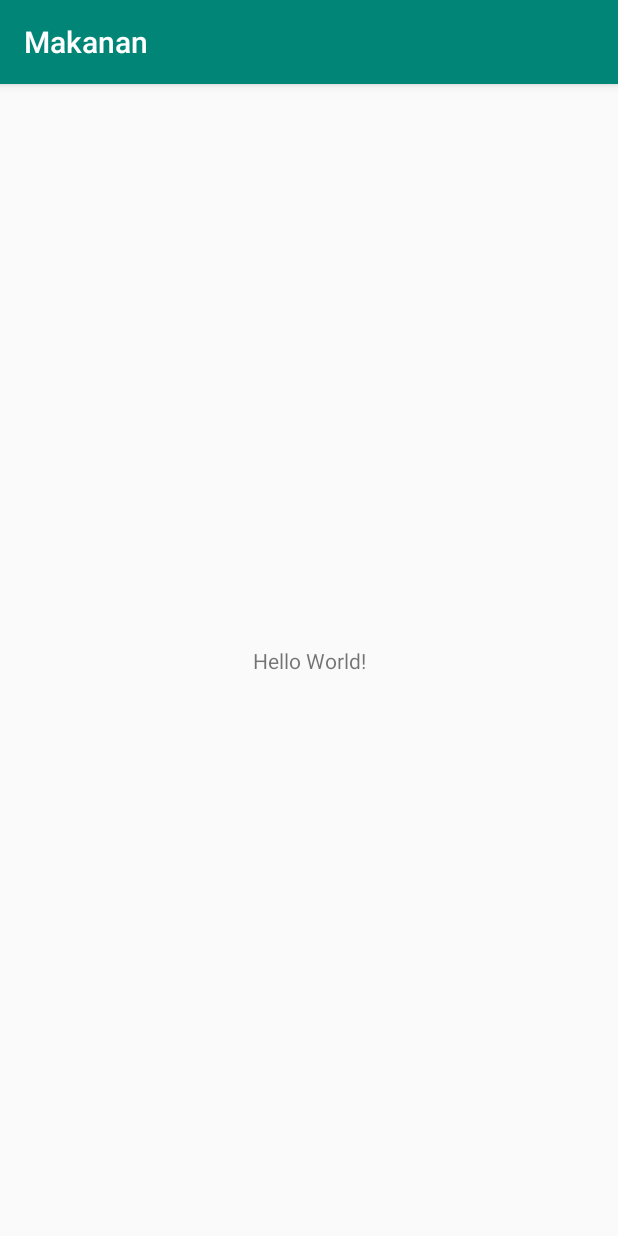
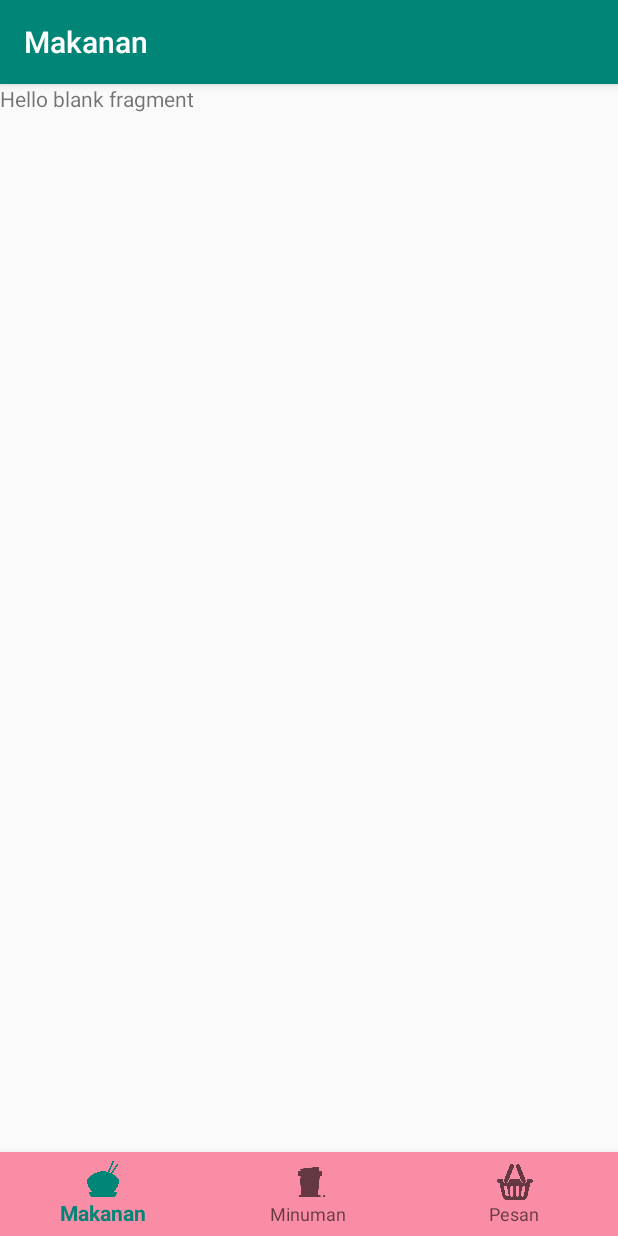
Before and after one commit to FinalProjectAndroid2019/MakananUAS, an Android app: the screen it shows after launch (MainActivity), on a phone screen of 412 x 824 dp. Run offline under Robolectric (Android 15) with nearby library versions, the phone set to English and light mode, and no system bars.

Commit message:
add navigation

```diff
--- a/Makanan/app/build.gradle
+++ b/Makanan/app/build.gradle
@@ -23,7 +23,9 @@ dependencies {
     implementation fileTree(dir: 'libs', include: ['*.jar'])
     implementation 'androidx.appcompat:appcompat:1.0.2'
     implementation 'androidx.constraintlayout:constraintlayout:1.1.3'
+    implementation 'androidx.legacy:legacy-support-v4:1.0.0'
     testImplementation 'junit:junit:4.12'
     androidTestImplementation 'androidx.test:runner:1.1.1'
     androidTestImplementation 'androidx.test.espresso:espresso-core:3.1.1'
+    implementation 'com.google.android.material:material:1.0.0'
 }
--- a/Makanan/app/src/main/java/com/abyan/makanan/activities/MainActivity.java
+++ b/Makanan/app/src/main/java/com/abyan/makanan/activities/MainActivity.java
@@ -1,16 +1,60 @@
 package com.abyan.makanan.activities;
 
+import androidx.annotation.NonNull;
 import androidx.appcompat.app.AppCompatActivity;
+import androidx.fragment.app.Fragment;
 
 import android.os.Bundle;
+import android.view.MenuItem;
 
 import com.abyan.makanan.R;
+import com.abyan.makanan.fragments.DrinkFragment;
+import com.abyan.makanan.fragments.FoodFragment;
+import com.abyan.makanan.fragments.PesanFragment;
+import com.google.android.material.bottomnavigation.BottomNavigationView;
 
-public class MainActivity extends AppCompatActivity {
+public class MainActivity extends AppCompatActivity implements BottomNavigationView.OnNavigationItemSelectedListener{
 
     @Override
     protected void onCreate(Bundle savedInstanceState) {
         super.onCreate(savedInstanceState);
         setContentView(R.layout.activity_main);
+        loadFragment(new FoodFragment());
+        BottomNavigationView bottomNavigationView = findViewById(R.id.navigation);
+        // beri listener pada saat item/menu bottomnavigation terpilih
+        bottomNavigationView.setOnNavigationItemSelectedListener(this);
+    }
+
+    private boolean loadFragment(Fragment fragment) {
+        if (fragment != null) {
+            getSupportFragmentManager().beginTransaction()
+                    .replace(R.id.fragment_container, fragment)
+                    .addToBackStack(null)
+                    .commit();
+            return true;
+        }
+        return false;
+    }
+
+    @Override
+    public boolean onNavigationItemSelected(@NonNull MenuItem menuItem) {
+        Fragment fragment = null;
+        switch (menuItem.getItemId()) {
+            case R.id.action_food:
+                fragment = new FoodFragment();
+                break;
+            case R.id.action_drink:
+                fragment = new DrinkFragment();
+                break;
+            case R.id.action_pesan:
+                fragment = new PesanFragment();
+                break;
+        }
+        return loadFragment(fragment);
+    }
+
+    @Override
+    public void onPointerCaptureChanged(boolean hasCapture) {
+
     }
 }
--- /dev/null
+++ b/Makanan/app/src/main/java/com/abyan/makanan/fragments/FoodFragment.java
@@ -0,0 +1,112 @@
+package com.abyan.makanan.fragments;
+
+import android.content.Context;
+import android.net.Uri;
+import android.os.Bundle;
+
+import androidx.fragment.app.Fragment;
+
+import android.view.LayoutInflater;
+import android.view.View;
+import android.view.ViewGroup;
+
+import com.abyan.makanan.R;
+
+
+/**
+ * A simple {@link Fragment} subclass.
+ * Activities that contain this fragment must implement the
+ * {@link FoodFragment.OnFragmentInteractionListener} interface
+ * to handle interaction events.
+ * Use the {@link FoodFragment#newInstance} factory method to
+ * create an instance of this fragment.
+ */
+public class FoodFragment extends Fragment {
+    // TODO: Rename parameter arguments, choose names that match
+    // the fragment initialization parameters, e.g. ARG_ITEM_NUMBER
+    private static final String ARG_PARAM1 = "param1";
+    private static final String ARG_PARAM2 = "param2";
+
+    // TODO: Rename and change types of parameters
+    private String mParam1;
+    private String mParam2;
+
+    private OnFragmentInteractionListener mListener;
+
+    public FoodFragment() {
+        // Required empty public constructor
+    }
+
+    /**
+     * Use this factory method to create a new instance of
+     * this fragment using the provided parameters.
+     *
+     * @param param1 Parameter 1.
+     * @param param2 Parameter 2.
+     * @return A new instance of fragment FoodFragment.
+     */
+    // TODO: Rename and change types and number of parameters
+    public static FoodFragment newInstance(String param1, String param2) {
+        FoodFragment fragment = new FoodFragment();
+        Bundle args = new Bundle();
+        args.putString(ARG_PARAM1, param1);
+        args.putString(ARG_PARAM2, param2);
+        fragment.setArguments(args);
+        return fragment;
+    }
+
+    @Override
+    public void onCreate(Bundle savedInstanceState) {
+        super.onCreate(savedInstanceState);
+        if (getArguments() != null) {
+            mParam1 = getArguments().getString(ARG_PARAM1);
+            mParam2 = getArguments().getString(ARG_PARAM2);
+        }
+    }
+
+    @Override
+    public View onCreateView(LayoutInflater inflater, ViewGroup container,
+                             Bundle savedInstanceState) {
+        // Inflate the layout for this fragment
+        return inflater.inflate(R.layout.fragment_food, container, false);
+    }
+
+    // TODO: Rename method, update argument and hook method into UI event
+    public void onButtonPressed(Uri uri) {
+        if (mListener != null) {
+            mListener.onFragmentInteraction(uri);
+        }
+    }
+
+    @Override
+    public void onAttach(Context context) {
+        super.onAttach(context);
+        if (context instanceof OnFragmentInteractionListener) {
+            mListener = (OnFragmentInteractionListener) context;
+        } else {
+            throw new RuntimeException(context.toString()
+                    + " must implement OnFragmentInteractionListener");
+        }
+    }
+
+    @Override
+    public void onDetach() {
+        super.onDetach();
+        mListener = null;
+    }
+
+    /**
+     * This interface must be implemented by activities that contain this
+     * fragment to allow an interaction in this fragment to be communicated
+     * to the activity and potentially other fragments contained in that
+     * activity.
+     * <p>
+     * See the Android Training lesson <a href=
+     * "http://developer.android.com/training/basics/fragments/communicating.html"
+     * >Communicating with Other Fragments</a> for more information.
+     */
+    public interface OnFragmentInteractionListener {
+        // TODO: Update argument type and name
+        void onFragmentInteraction(Uri uri);
+    }
+}
--- a/Makanan/app/src/main/res/layout/activity_main.xml
+++ b/Makanan/app/src/main/res/layout/activity_main.xml
@@ -6,13 +6,19 @@
     android:layout_height="match_parent"
     tools:context=".activities.MainActivity">
 
-    <TextView
-        android:layout_width="wrap_content"
+    <FrameLayout
+        android:id="@+id/fragment_container"
+        android:layout_width="match_parent"
+        android:layout_height="match_parent"
+        app:layout_behavior="@string/appbar_scrolling_view_behavior"
+        />
+
+    <com.google.android.material.bottomnavigation.BottomNavigationView
+        android:id="@+id/navigation"
+        android:layout_width="match_parent"
         android:layout_height="wrap_content"
-        android:text="Hello World!"
+        android:background="@color/dot_light_screen1"
         app:layout_constraintBottom_toBottomOf="parent"
-        app:layout_constraintLeft_toLeftOf="parent"
-        app:layout_constraintRight_toRightOf="parent"
-        app:layout_constraintTop_toTopOf="parent" />
-
+        app:menu="@menu/navigation"
+        />
 </androidx.constraintlayout.widget.ConstraintLayout>
--- /dev/null
+++ b/Makanan/app/src/main/res/layout/fragment_food.xml
@@ -0,0 +1,14 @@
+<?xml version="1.0" encoding="utf-8"?>
+<FrameLayout xmlns:android="http://schemas.android.com/apk/res/android"
+    xmlns:tools="http://schemas.android.com/tools"
+    android:layout_width="match_parent"
+    android:layout_height="match_parent"
+    tools:context=".fragments.FoodFragment">
+
+    <!-- TODO: Update blank fragment layout -->
+    <TextView
+        android:layout_width="match_parent"
+        android:layout_height="match_parent"
+        android:text="@string/hello_blank_fragment" />
+
+</FrameLayout>
--- /dev/null
+++ b/Makanan/app/src/main/res/menu/navigation.xml
@@ -0,0 +1,12 @@
+<?xml version="1.0" encoding="utf-8"?>
+<menu xmlns:android="http://schemas.android.com/apk/res/android">
+    <item android:id="@+id/action_food"
+        android:title="Makanan"
+        android:icon="@drawable/icon_food" />
+    <item android:id="@+id/action_drink"
+        android:title="Minuman"
+        android:icon="@drawable/icon_drink2" />
+    <item android:id="@+id/action_pesan"
+        android:title="Pesan"
+        android:icon="@drawable/keranjang" />
+</menu>
--- a/Makanan/app/src/main/res/values/strings.xml
+++ b/Makanan/app/src/main/res/values/strings.xml
@@ -1,3 +1,6 @@
 <resources>
     <string name="app_name">Makanan</string>
+
+    <!-- TODO: Remove or change this placeholder text -->
+    <string name="hello_blank_fragment">Hello blank fragment</string>
 </resources>
```
Also changed, not shown: Makanan/app/src/main/java/com/abyan/makanan/fragments/DrinkFragment.java (added, +111 -0 lines), Makanan/app/src/main/java/com/abyan/makanan/fragments/PesanFragment.java (added, +111 -0 lines), Makanan/app/src/main/res/layout/fragment_drink.xml (added, +14 -0 lines), Makanan/app/src/main/res/layout/fragment_pesan.xml (added, +14 -0 lines), Makanan/app/src/main/res/values/colors.xml (+25 -0 lines), Makanan/app/src/main/res/drawable/icon_drink2.png (added), Makanan/app/src/main/res/drawable/icon_food.png (added), Makanan/app/src/main/res/drawable/keranjang.png (added), 5 other files.
